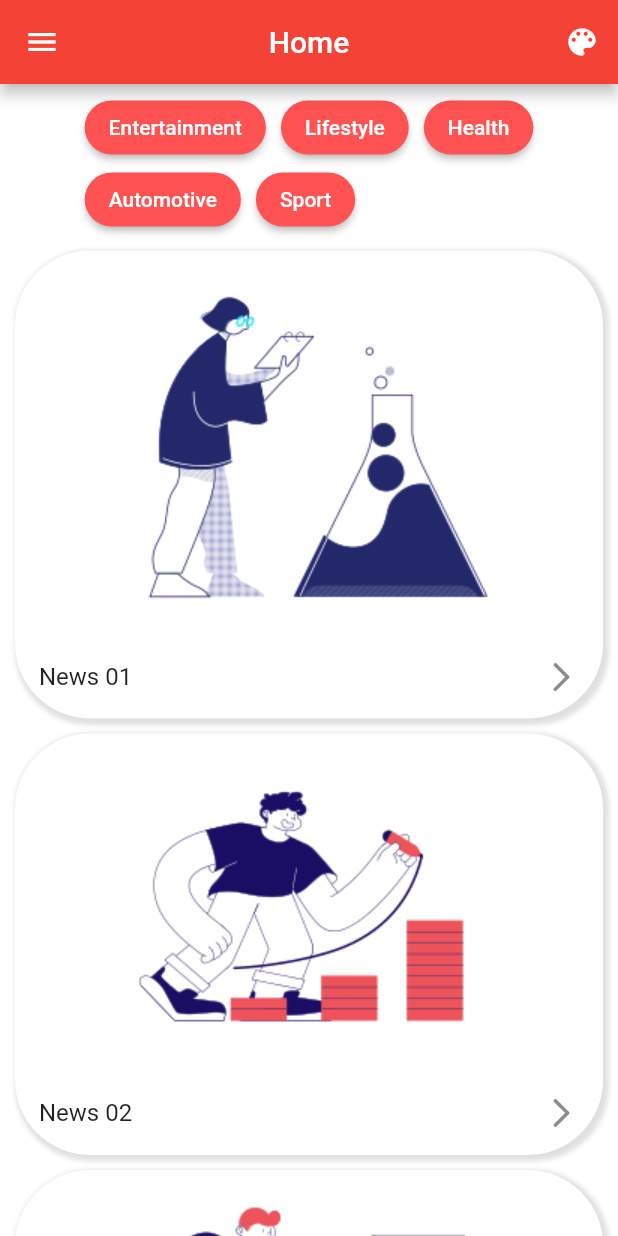
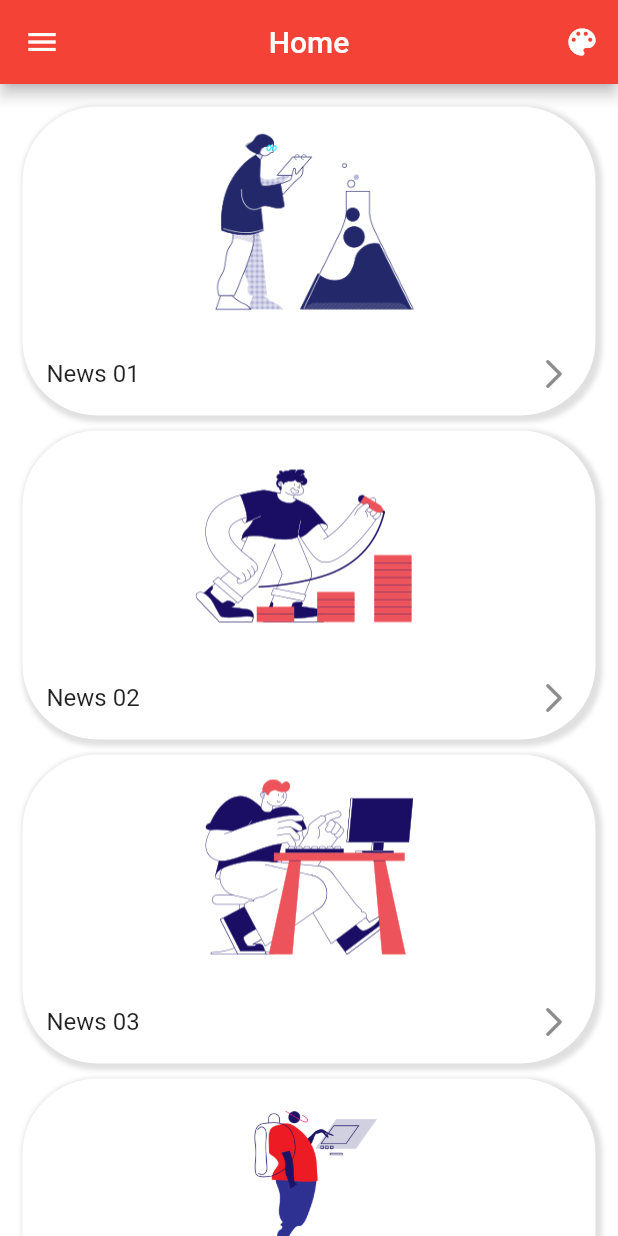
Before and after one commit to indrapalijama/easy_news, a Flutter app: the screen it shows after launch, after a tap on "Login", on a phone screen of 412 x 824 dp. Run offline on Flutter 3.47's test engine with Material 2 defaults, Android fonts, the phone set to English and light mode, and no system bars; network calls fail.

```diff
--- a/lib/pages/home_page.dart
+++ b/lib/pages/home_page.dart
@@ -23,7 +23,7 @@ class _HomePageState extends State<HomePage> {
             onPressed: () {
               setState(() {
                 if (backgroundColor == Colors.white) {
-                  backgroundColor = Colors.red;
+                  backgroundColor = Colors.redAccent;
                 } else {
                   backgroundColor = Colors.white;
                 }
@@ -42,8 +42,12 @@ class _HomePageState extends State<HomePage> {
                   color: Colors.red,
                 ),
                 child: ListTile(
+                  leading: CircleAvatar(
+                    backgroundImage: NetworkImage(
+                        'https://ui-avatars.com/api/?background=fff&color=ff0000&name=S+P'),
+                  ),
                   title: Text(
-                    'EasyNews',
+                    'Admin',
                     style: TextStyle(
                       color: Colors.white,
                       fontSize: 20.0,
@@ -79,76 +83,26 @@ class _HomePageState extends State<HomePage> {
       ),
       body: SingleChildScrollView(
         child: Column(
-          children: [
+          children: const [
             Padding(
-              padding: const EdgeInsets.symmetric(
+              padding: EdgeInsets.symmetric(
                 horizontal: 10.0,
                 vertical: 5.0,
               ),
-              child: Wrap(
-                spacing: 10,
-                children: [
-                  ElevatedButton(
-                    onPressed: () {},
-                    style: ElevatedButton.styleFrom(
-                      backgroundColor: Colors.redAccent,
-                      foregroundColor: Colors.white,
-                      shape: const StadiumBorder(),
-                    ),
-                    child: const Text('Entertainment'),
-                  ),
-                  ElevatedButton(
-                    onPressed: () {},
-                    style: ElevatedButton.styleFrom(
-                      backgroundColor: Colors.redAccent,
-                      foregroundColor: Colors.white,
-                      shape: const StadiumBorder(),
-                    ),
-                    child: const Text('Lifestyle'),
-                  ),
-                  ElevatedButton(
-                    onPressed: () {},
-                    style: ElevatedButton.styleFrom(
-                      backgroundColor: Colors.redAccent,
-                      foregroundColor: Colors.white,
-                      shape: const StadiumBorder(),
-                    ),
-                    child: const Text('Health'),
-                  ),
-                  ElevatedButton(
-                    onPressed: () {},
-                    style: ElevatedButton.styleFrom(
-                      backgroundColor: Colors.redAccent,
-                      foregroundColor: Colors.white,
-                      shape: const StadiumBorder(),
-                    ),
-                    child: const Text('Automotive'),
-                  ),
-                  ElevatedButton(
-                    onPressed: () {},
-                    style: ElevatedButton.styleFrom(
-                      backgroundColor: Colors.redAccent,
-                      foregroundColor: Colors.white,
-                      shape: const StadiumBorder(),
-                    ),
-                    child: const Text('Sport'),
-                  ),
-                ],
-              ),
             ),
-            const NewsBoxWidget(
+            NewsBoxWidget(
               title: 'News 01',
               imagePath: 'images/1.png',
             ),
-            const NewsBoxWidget(
+            NewsBoxWidget(
               title: 'News 02',
               imagePath: 'images/2.png',
             ),
-            const NewsBoxWidget(
+            NewsBoxWidget(
               title: 'News 03',
               imagePath: 'images/3.png',
             ),
-            const NewsBoxWidget(
+            NewsBoxWidget(
               title: 'News 04',
               imagePath: 'images/4.png',
             ),
--- a/lib/pages/login_page.dart
+++ b/lib/pages/login_page.dart
@@ -1,3 +1,4 @@
+import 'package:easynews/pages/register_page.dart';
 import 'package:flutter/material.dart';
 import 'home_page.dart';
 
@@ -12,16 +13,10 @@ class LoginPage extends StatelessWidget {
         child: Column(
           mainAxisAlignment: MainAxisAlignment.center,
           children: [
-            const Text('Welcome!',
+            const Text('Easy News',
                 style: TextStyle(
                   color: Colors.white,
                   fontSize: 55,
-                  fontWeight: FontWeight.bold,
-                )),
-            const Text('EasyNews',
-                style: TextStyle(
-                  color: Colors.white70,
-                  fontSize: 35,
                   fontWeight: FontWeight.bold,
                 )),
             const SizedBox(height: 20.0),
@@ -45,7 +40,12 @@ class LoginPage extends StatelessWidget {
               child: const Text('Login'),
             ),
             ElevatedButton(
-              onPressed: () {},
+              onPressed: () {
+                Navigator.of(context)
+                    .push(MaterialPageRoute(builder: (BuildContext context) {
+                  return const RegisterPage();
+                }));
+              },
               style: ElevatedButton.styleFrom(
                 backgroundColor: Colors.redAccent,
                 foregroundColor: Colors.white,
--- a/lib/pages/widgets/news_box_widget.dart
+++ b/lib/pages/widgets/news_box_widget.dart
@@ -29,7 +29,7 @@ class NewsBoxWidget extends StatelessWidget {
       child: Container(
         width: double.infinity,
         margin: const EdgeInsets.symmetric(
-          horizontal: 10.0,
+          horizontal: 15.0,
           vertical: 5.0,
         ),
         decoration: BoxDecoration(
@@ -46,7 +46,10 @@ class NewsBoxWidget extends StatelessWidget {
         ),
         child: Column(
           children: [
-            Image.asset(imagePath),
+            Image.asset(
+              imagePath,
+              height: 150,
+            ),
             ListTile(
               title: Text(title),
               trailing: const Icon(Icons.arrow_forward_ios_rounded),
```
Also changed, not shown: lib/pages/register_page.dart (added, +156 -0 lines), 1 other file.
